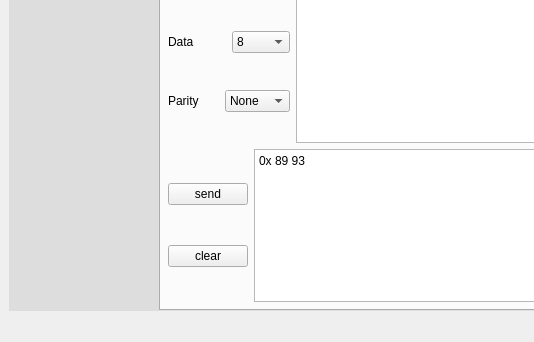
Above: project_1/mainwindow.ui from DoveOutland/Graduation_Project before the change; both pictures show x 0 to 534 and y 258 to 600 of the 800 by 600 pixel window. Below: the same form after it.
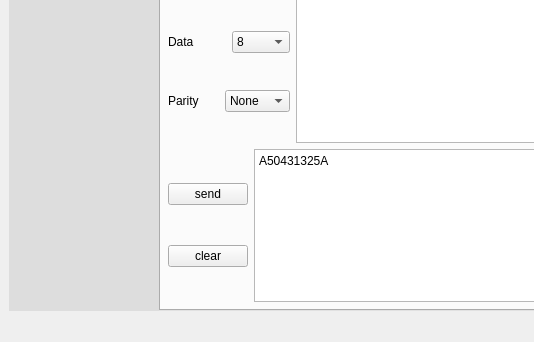
That is the form after the change. The open tabs and pages were chosen to show the change. Custom widgets are drawn as their Qt base class.

```diff
--- a/project_1/mainwindow.ui
+++ b/project_1/mainwindow.ui
@@ -358,7 +358,7 @@
 &lt;html&gt;&lt;head&gt;&lt;meta name=&quot;qrichtext&quot; content=&quot;1&quot; /&gt;&lt;style type=&quot;text/css&quot;&gt;
 p, li { white-space: pre-wrap; }
 &lt;/style&gt;&lt;/head&gt;&lt;body style=&quot; font-family:'SimSun'; font-size:9pt; font-weight:400; font-style:normal;&quot;&gt;
-&lt;p style=&quot; margin-top:0px; margin-bottom:0px; margin-left:0px; margin-right:0px; -qt-block-indent:0; text-indent:0px;&quot;&gt;0x 89 93&lt;/p&gt;&lt;/body&gt;&lt;/html&gt;</string>
+&lt;p style=&quot; margin-top:0px; margin-bottom:0px; margin-left:0px; margin-right:0px; -qt-block-indent:0; text-indent:0px;&quot;&gt;A50431325A&lt;/p&gt;&lt;/body&gt;&lt;/html&gt;</string>
               </property>
              </widget>
             </item>
```
Left out of the diff: 2 changed lines with no effect on the pictures.
